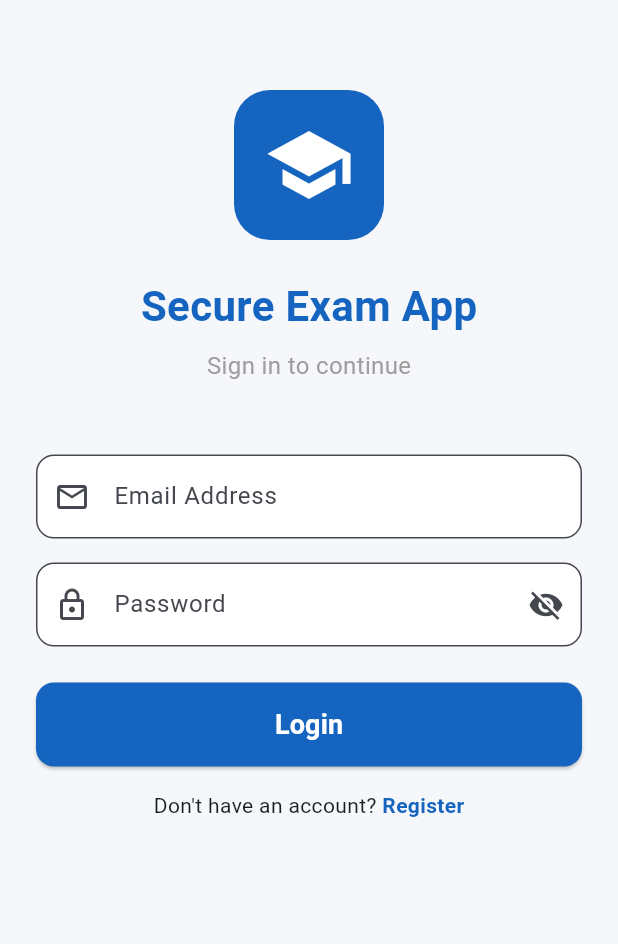
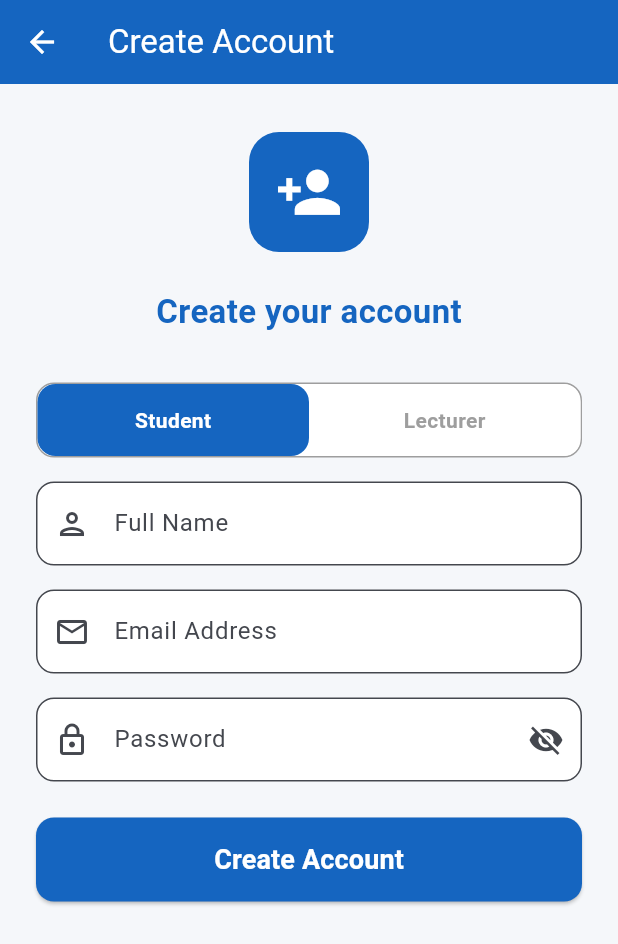
Before and after one commit to kingwhite-001/secure-exam-app, a Flutter app: the screen it shows after launch, after a tap on "Register", on a phone screen of 412 x 824 dp. Shown: the top 944 px of the screen. Run offline on Flutter 3.47's test engine with Material 3 defaults, Android fonts, the phone set to English and light mode, and no system bars; our stand-ins replace cloud_firestore, firebase_auth, firebase_core; accounts and stored records are empty.

Commit message:
Register screen with Firebase Auth and Firestore working

```diff
--- a/lib/main.dart
+++ b/lib/main.dart
@@ -1,5 +1,6 @@
 import 'package:flutter/material.dart';
 import 'package:firebase_core/firebase_core.dart';
+import 'register_screen.dart';
 
 void main() async {
   WidgetsFlutterBinding.ensureInitialized();
@@ -50,8 +51,6 @@ class _LoginScreenState extends State<LoginScreen> {
             crossAxisAlignment: CrossAxisAlignment.center,
             children: [
               const SizedBox(height: 60),
-
-              // Logo
               Container(
                 width: 100,
                 height: 100,
@@ -65,10 +64,7 @@ class _LoginScreenState extends State<LoginScreen> {
                   color: Colors.white,
                 ),
               ),
-
               const SizedBox(height: 24),
-
-              // Title
               const Text(
                 'Secure Exam App',
                 style: TextStyle(
@@ -77,9 +73,7 @@ class _LoginScreenState extends State<LoginScreen> {
                   color: Color(0xFF1565C0),
                 ),
               ),
-
               const SizedBox(height: 8),
-
               const Text(
                 'Sign in to continue',
                 style: TextStyle(
@@ -87,10 +81,7 @@ class _LoginScreenState extends State<LoginScreen> {
                   color: Colors.grey,
                 ),
               ),
-
               const SizedBox(height: 48),
-
-              // Email field
               TextField(
                 controller: _emailController,
                 keyboardType: TextInputType.emailAddress,
@@ -104,10 +95,7 @@ class _LoginScreenState extends State<LoginScreen> {
                   fillColor: Colors.white,
                 ),
               ),
-
               const SizedBox(height: 16),
-
-              // Password field
               TextField(
                 controller: _passwordController,
                 obscureText: _obscurePassword,
@@ -133,10 +121,7 @@ class _LoginScreenState extends State<LoginScreen> {
                   fillColor: Colors.white,
                 ),
               ),
-
               const SizedBox(height: 24),
-
-              // Login button
               SizedBox(
                 width: double.infinity,
                 height: 56,
@@ -160,16 +145,20 @@ class _LoginScreenState extends State<LoginScreen> {
                   ),
                 ),
               ),
-
               const SizedBox(height: 16),
-
-              // Register link
               Row(
                 mainAxisAlignment: MainAxisAlignment.center,
                 children: [
                   const Text("Don't have an account? "),
                   GestureDetector(
-                    onTap: () {},
+                    onTap: () {
+                      Navigator.push(
+                        context,
+                        MaterialPageRoute(
+                          builder: (context) => const RegisterScreen(),
+                        ),
+                      );
+                    },
                     child: const Text(
                       'Register',
                       style: TextStyle(
@@ -180,7 +169,6 @@ class _LoginScreenState extends State<LoginScreen> {
                   ),
                 ],
               ),
-
               const SizedBox(height: 40),
             ],
           ),
--- /dev/null
+++ b/lib/register_screen.dart
@@ -0,0 +1,248 @@
+import 'package:flutter/material.dart';
+import 'package:firebase_auth/firebase_auth.dart';
+import 'package:cloud_firestore/cloud_firestore.dart';
+
+class RegisterScreen extends StatefulWidget {
+  const RegisterScreen({super.key});
+
+  @override
+  State<RegisterScreen> createState() => _RegisterScreenState();
+}
+
+class _RegisterScreenState extends State<RegisterScreen> {
+  final _nameController = TextEditingController();
+  final _emailController = TextEditingController();
+  final _passwordController = TextEditingController();
+  bool _isLoading = false;
+  bool _obscurePassword = true;
+  String _selectedRole = 'student';
+
+  Future<void> _register() async {
+    if (_nameController.text.isEmpty ||
+        _emailController.text.isEmpty ||
+        _passwordController.text.isEmpty) {
+      ScaffoldMessenger.of(context).showSnackBar(
+        const SnackBar(content: Text('Please fill in all fields')),
+      );
+      return;
+    }
+
+    setState(() => _isLoading = true);
+
+    try {
+      final credential = await FirebaseAuth.instance
+          .createUserWithEmailAndPassword(
+        email: _emailController.text.trim(),
+        password: _passwordController.text.trim(),
+      );
+
+      await FirebaseFirestore.instance
+          .collection('users')
+          .doc(credential.user!.uid)
+          .set({
+        'name': _nameController.text.trim(),
+        'email': _emailController.text.trim(),
+        'role': _selectedRole,
+        'createdAt': DateTime.now().toIso8601String(),
+      });
+
+      if (mounted) {
+        ScaffoldMessenger.of(context).showSnackBar(
+          const SnackBar(
+            content: Text('Account created successfully!'),
+            backgroundColor: Colors.green,
+          ),
+        );
+        Navigator.pop(context);
+      }
+    } catch (e) {
+      if (mounted) {
+        ScaffoldMessenger.of(context).showSnackBar(
+          SnackBar(content: Text('Error: ${e.toString()}')),
+        );
+      }
+    } finally {
+      if (mounted) setState(() => _isLoading = false);
+    }
+  }
+
+  @override
+  Widget build(BuildContext context) {
+    return Scaffold(
+      backgroundColor: const Color(0xFFF5F7FA),
+      appBar: AppBar(
+        backgroundColor: const Color(0xFF1565C0),
+        foregroundColor: Colors.white,
+        title: const Text('Create Account'),
+      ),
+      body: SafeArea(
+        child: SingleChildScrollView(
+          padding: const EdgeInsets.symmetric(horizontal: 24),
+          child: Column(
+            crossAxisAlignment: CrossAxisAlignment.center,
+            children: [
+              const SizedBox(height: 32),
+              Container(
+                width: 80,
+                height: 80,
+                decoration: BoxDecoration(
+                  color: const Color(0xFF1565C0),
+                  borderRadius: BorderRadius.circular(20),
+                ),
+                child: const Icon(
+                  Icons.person_add,
+                  size: 45,
+                  color: Colors.white,
+                ),
+              ),
+              const SizedBox(height: 24),
+              const Text(
+                'Create your account',
+                style: TextStyle(
+                  fontSize: 22,
+                  fontWeight: FontWeight.bold,
+                  color: Color(0xFF1565C0),
+                ),
+              ),
+              const SizedBox(height: 32),
+              Container(
+                decoration: BoxDecoration(
+                  color: Colors.white,
+                  borderRadius: BorderRadius.circular(12),
+                  border: Border.all(color: Colors.grey),
+                ),
+                child: Row(
+                  children: [
+                    Expanded(
+                      child: GestureDetector(
+                        onTap: () => setState(() => _selectedRole = 'student'),
+                        child: Container(
+                          padding: const EdgeInsets.symmetric(vertical: 14),
+                          decoration: BoxDecoration(
+                            color: _selectedRole == 'student'
+                                ? const Color(0xFF1565C0)
+                                : Colors.white,
+                            borderRadius: BorderRadius.circular(12),
+                          ),
+                          child: Text(
+                            'Student',
+                            textAlign: TextAlign.center,
+                            style: TextStyle(
+                              color: _selectedRole == 'student'
+                                  ? Colors.white
+                                  : Colors.grey,
+                              fontWeight: FontWeight.bold,
+                            ),
+                          ),
+                        ),
+                      ),
+                    ),
+                    Expanded(
+                      child: GestureDetector(
+                        onTap: () => setState(() => _selectedRole = 'lecturer'),
+                        child: Container(
+                          padding: const EdgeInsets.symmetric(vertical: 14),
+                          decoration: BoxDecoration(
+                            color: _selectedRole == 'lecturer'
+                                ? const Color(0xFF1565C0)
+                                : Colors.white,
+                            borderRadius: BorderRadius.circular(12),
+                          ),
+                          child: Text(
+                            'Lecturer',
+                            textAlign: TextAlign.center,
+                            style: TextStyle(
+                              color: _selectedRole == 'lecturer'
+                                  ? Colors.white
+                                  : Colors.grey,
+                              fontWeight: FontWeight.bold,
+                            ),
+                          ),
+                        ),
+                      ),
+                    ),
+                  ],
+                ),
+              ),
+              const SizedBox(height: 16),
+              TextField(
+                controller: _nameController,
+                decoration: InputDecoration(
+                  labelText: 'Full Name',
+                  prefixIcon: const Icon(Icons.person_outlined),
+                  border: OutlineInputBorder(
+                    borderRadius: BorderRadius.circular(12),
+                  ),
+                  filled: true,
+                  fillColor: Colors.white,
+                ),
+              ),
+              const SizedBox(height: 16),
+              TextField(
+                controller: _emailController,
+                keyboardType: TextInputType.emailAddress,
+                decoration: InputDecoration(
+                  labelText: 'Email Address',
+                  prefixIcon: const Icon(Icons.email_outlined),
+                  border: OutlineInputBorder(
+                    borderRadius: BorderRadius.circular(12),
+                  ),
+                  filled: true,
+                  fillColor: Colors.white,
+                ),
+              ),
+              const SizedBox(height: 16),
+              TextField(
+                controller: _passwordController,
+                obscureText: _obscurePassword,
+                decoration: InputDecoration(
+                  labelText: 'Password',
+                  prefixIcon: const Icon(Icons.lock_outlined),
+                  suffixIcon: IconButton(
+                    icon: Icon(
+                      _obscurePassword
+                          ? Icons.visibility_off
+                          : Icons.visibility,
+                    ),
+                    onPressed: () => setState(
+                            () => _obscurePassword = !_obscurePassword),
+                  ),
+                  border: OutlineInputBorder(
+                    borderRadius: BorderRadius.circular(12),
+                  ),
+                  filled: true,
+                  fillColor: Colors.white,
+                ),
+              ),
+              const SizedBox(height: 24),
+              SizedBox(
+                width: double.infinity,
+                height: 56,
+                child: ElevatedButton(
+                  onPressed: _isLoading ? null : _register,
+                  style: ElevatedButton.styleFrom(
+                    backgroundColor: const Color(0xFF1565C0),
+                    foregroundColor: Colors.white,
+                    shape: RoundedRectangleBorder(
+                      borderRadius: BorderRadius.circular(12),
+                    ),
+                  ),
+                  child: _isLoading
+                      ? const CircularProgressIndicator(color: Colors.white)
+                      : const Text(
+                    'Create Account',
+                    style: TextStyle(
+                      fontSize: 18,
+                      fontWeight: FontWeight.bold,
+                    ),
+                  ),
+                ),
+              ),
+              const SizedBox(height: 40),
+            ],
+          ),
+        ),
+      ),
+    );
+  }
+}
```
